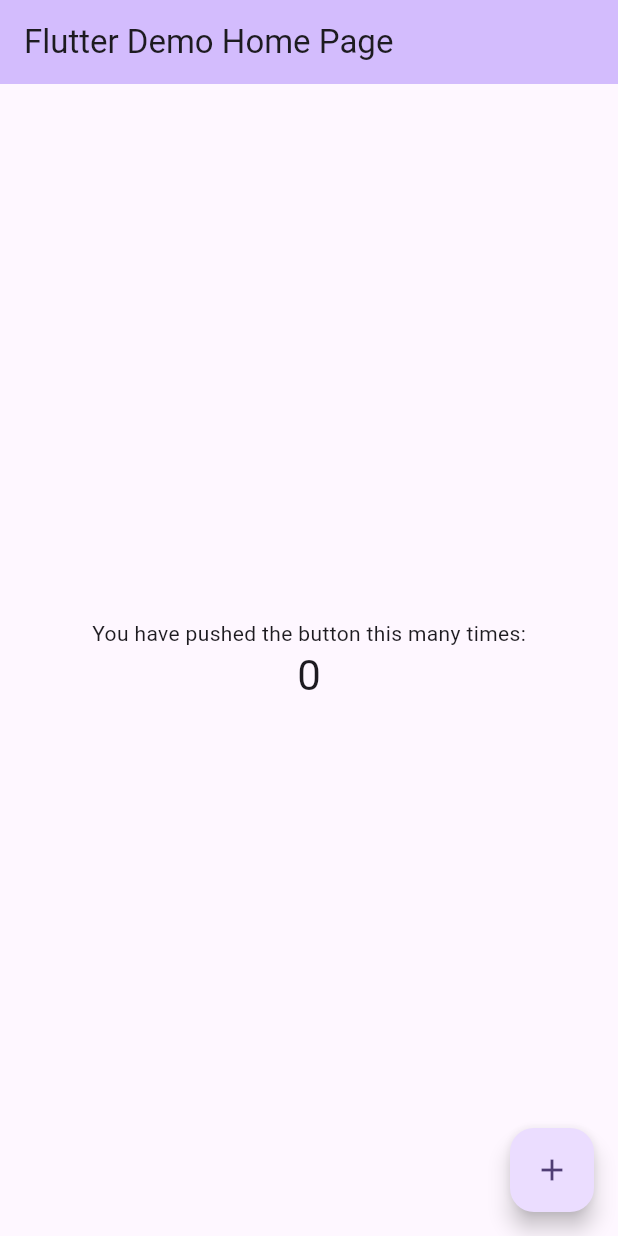
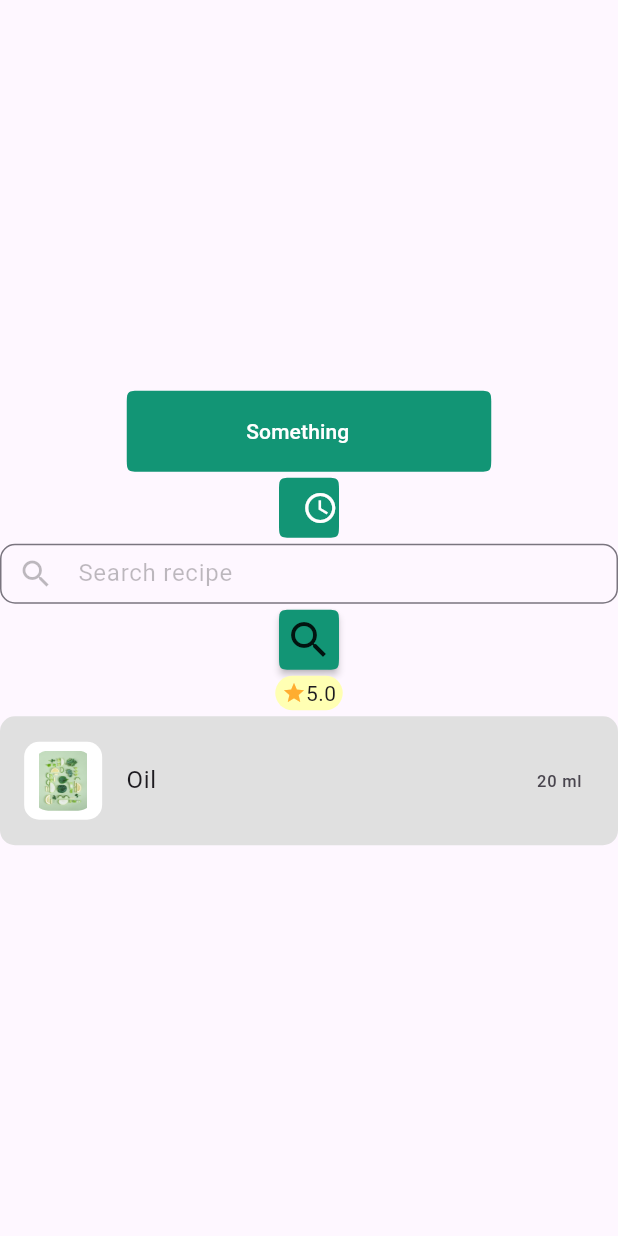
Before and after one commit to ysahmed/recipe_flutter, a Flutter app: the screen it shows after launch, on a phone screen of 412 x 824 dp. Run offline on Flutter 3.47's test engine with Material 3 defaults, Android fonts, the phone set to English and light mode, and no system bars; our stand-ins replace flutter_svg.

Commit message:
built some widgets

```diff
--- a/lib/main.dart
+++ b/lib/main.dart
@@ -1,4 +1,6 @@
 import 'package:flutter/material.dart';
+import 'package:recipe/pages/start_page.dart';
+import 'package:recipe/preview_page.dart';
 
 void main() {
   runApp(const MyApp());
@@ -15,7 +17,7 @@ class MyApp extends StatelessWidget {
         colorScheme: ColorScheme.fromSeed(seedColor: Colors.deepPurple),
         useMaterial3: true,
       ),
-      home: const MyHomePage(title: 'Flutter Demo Home Page'),
+      home: const PreviewPage(),
     );
   }
 }
--- a/lib/pages/splash_screen_page.dart
+++ /dev/null
@@ -1,27 +0,0 @@
-import 'package:flutter/material.dart';
-
-class SplashScreenPage extends StatelessWidget {
-  const SplashScreenPage({super.key});
-
-  @override
-  Widget build(BuildContext context) {
-    return Scaffold(
-      appBar: AppBar(),
-      body: const Column(
-        children: [
-          Column(
-              // appIcon
-              //text
-              ),
-          Column(
-              //large text
-              // small text
-              // spacer
-              //button
-
-              ),
-        ],
-      ),
-    );
-  }
-}
--- /dev/null
+++ b/lib/pages/start_page.dart
@@ -0,0 +1,73 @@
+import 'package:flutter/material.dart';
+import 'package:flutter_svg/flutter_svg.dart';
+import 'package:recipe/widgets/button.dart';
+
+class StartPage extends StatelessWidget {
+  const StartPage({super.key});
+
+  @override
+  Widget build(BuildContext context) {
+    final deviceHeight = MediaQuery.of(context).size.height;
+    final deviceWidth = MediaQuery.of(context).size.width;
+    return Container(
+      constraints: const BoxConstraints.expand(),
+      decoration: const BoxDecoration(
+          image: DecorationImage(
+            image: AssetImage('assets/images/splash_bg.jpg'),
+            fit: BoxFit.cover,
+          ),
+          gradient: LinearGradient(colors: [Colors.black, Colors.black12])),
+      child: SafeArea(
+        child: Scaffold(
+          extendBodyBehindAppBar: true,
+          backgroundColor: Colors.black12, // replace with gradient
+
+          body: Center(
+            child: Column(
+              mainAxisAlignment: MainAxisAlignment.spaceAround,
+              children: [
+                Column(
+                  children: [
+                    SvgPicture.asset(
+                      'assets/images/app_icon.svg',
+                      height: 55,
+                      colorFilter: const ColorFilter.mode(
+                        Colors.white,
+                        BlendMode.srcIn,
+                      ),
+                    ),
+                    const Text('100k+ Premium Recipe'),
+                  ],
+                ),
+                ////////
+                ///////
+                //////
+                Column(
+                  children: [
+                    // large Text
+                    Text('Get Cooking'),
+                    // small text
+                    Text('Simple Way to find Testy Recipe'),
+                    SizedBox(
+                      height: 4,
+                    ),
+
+                    Button(
+                      onPressed: () {},
+                      // width: deviceWidth * 0.7,
+                      // height: deviceHeight * 0.08,
+                      width: 243,
+                      height: 54,
+                      text: 'Get Started',
+                      icon: Icons.skip_next_outlined,
+                    )
+                  ],
+                )
+              ],
+            ),
+          ),
+        ),
+      ),
+    );
+  }
+}
--- /dev/null
+++ b/lib/preview_page.dart
@@ -0,0 +1,63 @@
+import 'package:flutter/material.dart';
+import 'package:recipe/widgets/button.dart';
+import 'package:recipe/widgets/rating_badge.dart';
+import 'package:recipe/widgets/ingredient_item.dart';
+import 'package:recipe/widgets/search_button.dart';
+import 'package:recipe/widgets/search_text_Input.dart';
+
+class PreviewPage extends StatelessWidget {
+  const PreviewPage({super.key});
+
+  @override
+  Widget build(BuildContext context) {
+    return Scaffold(
+      body: Center(
+        child: Column(
+          mainAxisAlignment: MainAxisAlignment.center,
+          children: [
+            Button(
+              onPressed: () {},
+              width: 243,
+              height: 54,
+              text: 'Something',
+              // icon: Icons.forward_5_outlined,
+            ),
+            SizedBox(
+              height: 4,
+            ),
+            Button(
+              onPressed: () {},
+              width: 40,
+              height: 40,
+              icon: Icons.access_time_sharp,
+            ),
+            SizedBox(
+              height: 4,
+            ),
+            SearchTextInput(),
+            SizedBox(
+              height: 4,
+            ),
+            const SearchButton(
+              height: 40,
+              width: 40,
+              icon: Icons.search,
+            ),
+            SizedBox(
+              height: 4,
+            ),
+            RatingBadge("5.0"),
+            SizedBox(
+              height: 4,
+            ),
+            IngredientItem(
+              name: 'Oil',
+              amount: '20 ml',
+              imageName: 'splash_bg.jpg',
+            ),
+          ],
+        ),
+      ),
+    );
+  }
+}
--- /dev/null
+++ b/lib/utils/constants.dart
@@ -0,0 +1,3 @@
+import 'package:flutter/material.dart';
+
+const Color buttonColor = Color.fromRGBO(18, 149, 117, 1);
--- /dev/null
+++ b/lib/widgets/button.dart
@@ -0,0 +1,53 @@
+import 'package:flutter/material.dart';
+import 'package:recipe/utils/constants.dart';
+
+class Button extends StatelessWidget {
+  final VoidCallback _onPressed;
+  final double _width;
+  final double _height;
+  final String? _text;
+  final IconData? _icon;
+  final Color _color;
+  const Button({
+    super.key,
+    required VoidCallback onPressed,
+    required double width,
+    required double height,
+    String? text,
+    IconData? icon,
+    Color color = buttonColor,
+  })  : _onPressed = onPressed,
+        _width = width,
+        _height = height,
+        _text = text,
+        _color = color,
+        _icon = icon;
+
+  @override
+  Widget build(BuildContext context) {
+    return SizedBox(
+      height: _height,
+      width: _width,
+      child: MaterialButton(
+        onPressed: _onPressed,
+        shape: ContinuousRectangleBorder(
+          borderRadius: BorderRadius.circular(10),
+        ),
+        textColor: Colors.white,
+        color: _color,
+        elevation: 0,
+        padding: EdgeInsets.all(0),
+        child: Row(
+          mainAxisAlignment: MainAxisAlignment.center,
+          children: [
+            if (_text != null) Text(_text),
+            const SizedBox(
+              width: 15,
+            ),
+            if (_icon != null) Icon(_icon),
+          ],
+        ),
+      ),
+    );
+  }
+}
--- /dev/null
+++ b/lib/widgets/ingredient_item.dart
@@ -0,0 +1,43 @@
+import 'package:flutter/material.dart';
+
+class IngredientItem extends StatelessWidget {
+  final String _name, _amount, _imageName;
+  const IngredientItem(
+      {super.key,
+      required String name,
+      required String amount,
+      required String imageName})
+      : _name = name,
+        _amount = amount,
+        _imageName = imageName;
+
+  @override
+  Widget build(BuildContext context) {
+    return Container(
+      decoration: BoxDecoration(
+        borderRadius: BorderRadius.circular(10),
+        color: Colors.grey[300],
+      ),
+      child: Padding(
+        padding: const EdgeInsets.symmetric(horizontal: 0.1, vertical: 15),
+        child: ListTile(
+          leading: Container(
+            height: 52,
+            width: 52,
+            padding: const EdgeInsets.all(6.0),
+            decoration: BoxDecoration(
+              borderRadius: BorderRadius.circular(10),
+              color: Colors.white,
+            ),
+            child: ClipRRect(
+              borderRadius: BorderRadius.circular(10),
+              child: Image.asset('assets/images/$_imageName'), // image path
+            ),
+          ),
+          title: Text(_name), // Item name
+          trailing: Text(_amount), // amount
+        ),
+      ),
+    );
+  }
+}
--- /dev/null
+++ b/lib/widgets/rating_badge.dart
@@ -0,0 +1,33 @@
+import 'package:flutter/material.dart';
+
+class RatingBadge extends StatelessWidget {
+  final String _rating;
+
+  const RatingBadge(
+    String rating, {
+    super.key,
+  }) : _rating = rating;
+
+  @override
+  Widget build(BuildContext context) {
+    return Container(
+      height: 23,
+      width: 45,
+      decoration: BoxDecoration(
+        borderRadius: BorderRadius.circular(20),
+        color: const Color.fromRGBO(255, 255, 179, 1),
+      ),
+      child: Row(
+        mainAxisAlignment: MainAxisAlignment.center,
+        children: [
+          const Icon(
+            Icons.star,
+            size: 16,
+            color: Color.fromRGBO(255, 173, 48, 1),
+          ),
+          Text(_rating),
+        ],
+      ),
+    );
+  }
+}
--- /dev/null
+++ b/lib/widgets/search_button.dart
@@ -0,0 +1,36 @@
+import 'package:flutter/material.dart';
+import 'package:recipe/utils/constants.dart';
+
+class SearchButton extends StatelessWidget {
+  final double _height, _width;
+
+  final IconData _icon;
+
+  const SearchButton({
+    super.key,
+    required double height,
+    required double width,
+    required icon,
+  })  : _height = height,
+        _width = width,
+        _icon = icon;
+
+  @override
+  Widget build(BuildContext context) {
+    return SizedBox(
+      height: _height,
+      width: _width,
+      child: MaterialButton(
+        onPressed: () {},
+        color: buttonColor,
+        padding: const EdgeInsets.all(0),
+        shape:
+            ContinuousRectangleBorder(borderRadius: BorderRadius.circular(10)),
+        child: Icon(
+          _icon,
+          size: _height - 8,
+        ),
+      ),
+    );
+  }
+}
--- /dev/null
+++ b/lib/widgets/search_text_Input.dart
@@ -0,0 +1,30 @@
+import 'package:flutter/material.dart';
+
+class SearchTextInput extends StatelessWidget {
+  const SearchTextInput({super.key});
+
+  @override
+  Widget build(BuildContext context) {
+    return SizedBox(
+      height: 40,
+      child: TextField(
+        maxLines: 1,
+        decoration: InputDecoration(
+            contentPadding: const EdgeInsets.all(0),
+            focusColor: Colors.black54,
+            border: OutlineInputBorder(
+              borderRadius: BorderRadius.circular(10),
+              borderSide: const BorderSide(
+                color: Colors.black26,
+              ),
+            ),
+            prefixIcon: const Icon(Icons.search),
+            prefixIconColor: Colors.black26,
+            hintText: 'Search recipe',
+            hintStyle: const TextStyle(
+              color: Colors.black26,
+            )),
+      ),
+    );
+  }
+}
--- a/pubspec.yaml
+++ b/pubspec.yaml
@@ -35,6 +35,7 @@ dependencies:
   # The following adds the Cupertino Icons font to your application.
   # Use with the CupertinoIcons class for iOS style icons.
   cupertino_icons: ^1.0.2
+  flutter_svg: ^2.0.9
 
 dev_dependencies:
   flutter_test:
@@ -59,7 +60,9 @@ flutter:
   uses-material-design: true
 
   # To add assets to your application, add an assets section, like this:
-  # assets:
+  assets:
+    - assets/
+    - assets/images/
   #   - images/a_dot_burr.jpeg
   #   - images/a_dot_ham.jpeg
 
```
Also changed, not shown: assets/images/app_icon.png (added), assets/images/app_icon.svg (added), assets/images/icon.svg (added), assets/images/splash_bg.jpg (added), pubspec.lock, 1 other file.
